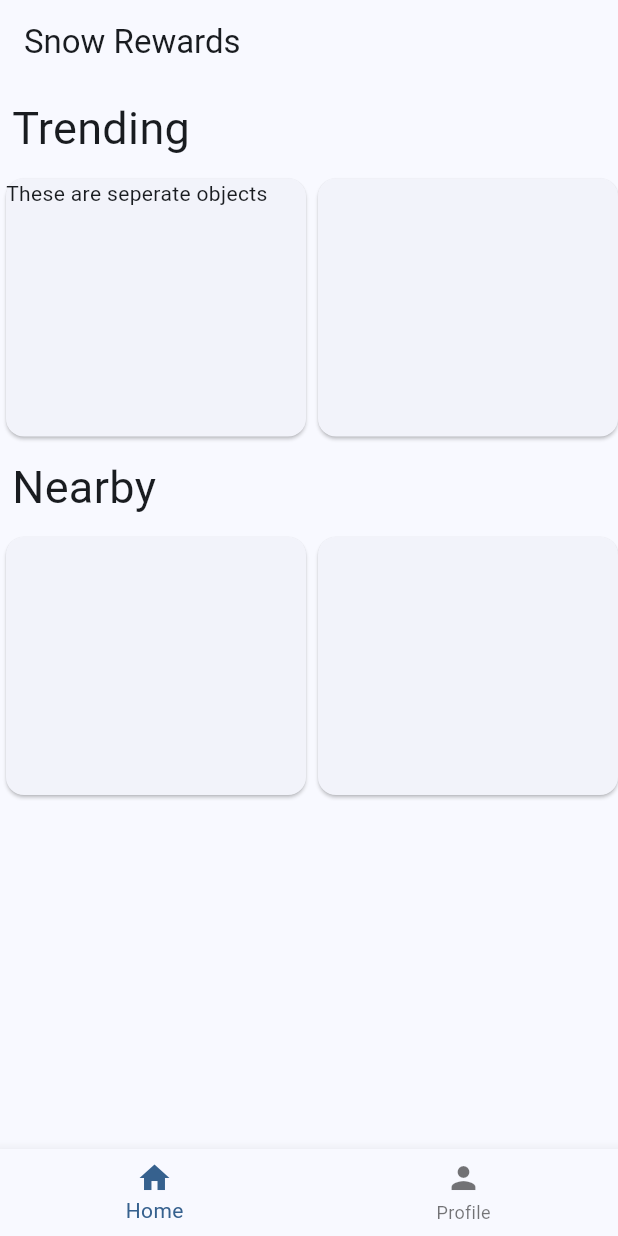
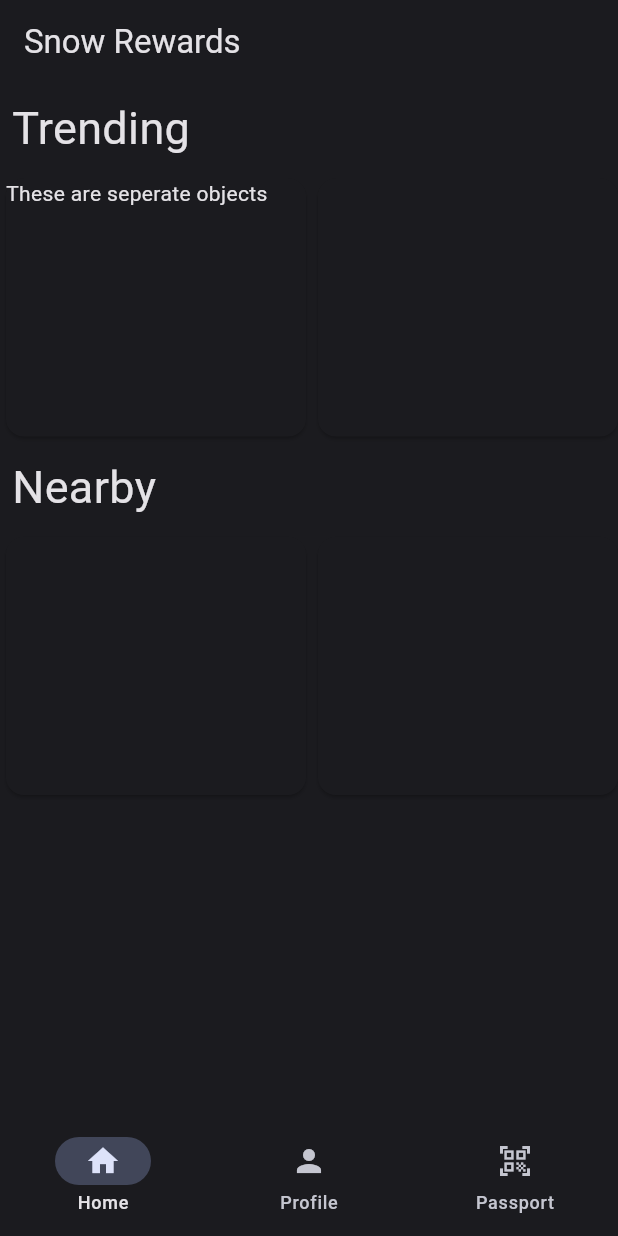
Before and after one commit to tremenditomen/YYCHacks2023, a Flutter app: the screen it shows after launch, on a phone screen of 412 x 824 dp. Run offline on Flutter 3.47's test engine with Material 2 defaults, Android fonts, the phone set to English and light mode, and no system bars.

Commit message:
Scaffolded pages
Added all 4 pages, functionality has yet to be added.

```diff
--- /dev/null
+++ b/frontend_flutter/lib/home_page.dart
@@ -0,0 +1,86 @@
+import 'package:flutter/material.dart';
+import 'package:flutter/src/widgets/framework.dart';
+import 'package:flutter/src/widgets/placeholder.dart';
+
+class HomePage extends StatelessWidget {
+  const HomePage({super.key});
+
+  @override
+  Widget build(BuildContext context) {
+    return ListView(
+      children: [
+        Padding(
+          padding: const EdgeInsets.all(8.0),
+          child: Text(
+            "Trending",
+            style: TextStyle(fontSize: 30),
+          ),
+        ),
+        Container(
+          height: 180,
+          child: ListView(
+            shrinkWrap: true,
+            scrollDirection: Axis.horizontal,
+            children: [
+              Card(
+                child: SizedBox(
+                    width: 200, child: Text("These are seperate objects")),
+              ),
+              Card(
+                child: SizedBox(
+                  width: 200,
+                ),
+              ),
+              Card(
+                child: SizedBox(
+                  width: 200,
+                ),
+              ),
+              Card(
+                child: SizedBox(
+                  width: 200,
+                ),
+              )
+            ],
+          ),
+        ),
+        Padding(
+          padding: const EdgeInsets.all(8.0),
+          child: Text(
+            "Nearby",
+            style: TextStyle(fontSize: 30),
+          ),
+        ),
+        Container(
+          height: 180,
+          child: ListView(
+            shrinkWrap: true,
+            scrollDirection: Axis.horizontal,
+            children: [
+              Card(
+                child: SizedBox(
+                  width: 200,
+                ),
+              ),
+              Card(
+                child: SizedBox(
+                  width: 200,
+                ),
+              ),
+              Card(
+                child: SizedBox(
+                  width: 200,
+                ),
+              ),
+              Card(
+                child: SizedBox(
+                  width: 200,
+                ),
+              )
+            ],
+          ),
+        ),
+      ],
+    );
+  }
+}
--- a/frontend_flutter/lib/main.dart
+++ b/frontend_flutter/lib/main.dart
@@ -1,4 +1,8 @@
 import 'package:flutter/material.dart';
+import 'package:snow_rewards/color_schemes.g.dart';
+import 'package:snow_rewards/home_page.dart';
+import 'package:snow_rewards/passport_page.dart';
+import 'package:snow_rewards/profile_page.dart';
 
 void main() {
   runApp(const MyApp());
@@ -23,117 +27,63 @@ class MyApp extends StatelessWidget {
         // Notice that the counter didn't reset back to zero; the application
         // is not restarted.
         useMaterial3: true,
-        colorScheme: ColorScheme.fromSeed(seedColor: Colors.blue),
+        colorScheme: darkColorScheme,
         primarySwatch: Colors.blue,
       ),
-      home: HomePage(
+      home: Root(
         key: super.key,
       ),
     );
   }
 }
 
-class HomePage extends StatefulWidget {
-  const HomePage({super.key});
+class Root extends StatefulWidget {
+  const Root({super.key});
 
   @override
-  State<HomePage> createState() => _HomePageState();
+  State<Root> createState() => _RootState();
 }
 
-class _HomePageState extends State<HomePage> {
+class _RootState extends State<Root> {
+  int _currentPage = 0;
+
+  List<Widget> _pages = <Widget>[
+    const HomePage(),
+    const ProfilePage(),
+    const PassportPage(),
+  ];
+
+  void onSelectPage(int index) {
+    setState(() {
+      _currentPage = index;
+    });
+  }
+
   @override
   Widget build(BuildContext context) {
     return Scaffold(
       appBar: AppBar(
         title: const Text("Snow Rewards"),
       ),
-      body: ListView(
-        children: [
-          Padding(
-            padding: const EdgeInsets.all(8.0),
-            child: Text(
-              "Trending",
-              style: TextStyle(fontSize: 30),
-            ),
-          ),
-          Container(
-            height: 180,
-            child: ListView(
-              shrinkWrap: true,
-              scrollDirection: Axis.horizontal,
-              children: [
-                Card(
-                  child: SizedBox(
-                      width: 200, child: Text("These are seperate objects")),
-                ),
-                Card(
-                  child: SizedBox(
-                    width: 200,
-                  ),
-                ),
-                Card(
-                  child: SizedBox(
-                    width: 200,
-                  ),
-                ),
-                Card(
-                  child: SizedBox(
-                    width: 200,
-                  ),
-                )
-              ],
-            ),
-          ),
-          Padding(
-            padding: const EdgeInsets.all(8.0),
-            child: Text(
-              "Nearby",
-              style: TextStyle(fontSize: 30),
-            ),
-          ),
-          Container(
-            height: 180,
-            child: ListView(
-              shrinkWrap: true,
-              scrollDirection: Axis.horizontal,
-              children: [
-                Card(
-                  child: SizedBox(
-                    width: 200,
-                  ),
-                ),
-                Card(
-                  child: SizedBox(
-                    width: 200,
-                  ),
-                ),
-                Card(
-                  child: SizedBox(
-                    width: 200,
-                  ),
-                ),
-                Card(
-                  child: SizedBox(
-                    width: 200,
-                  ),
-                )
-              ],
-            ),
-          ),
-        ],
-      ),
-      bottomNavigationBar: BottomNavigationBar(
+      body: _pages.elementAt(_currentPage),
+      bottomNavigationBar: NavigationBar(
         //TODO: Link these to the actual pages
-        items: const [
-          BottomNavigationBarItem(
+        selectedIndex: _currentPage,
+        destinations: const [
+          NavigationDestination(
             icon: Icon(Icons.home),
             label: "Home",
           ),
-          BottomNavigationBarItem(
+          NavigationDestination(
             icon: Icon(Icons.person),
             label: "Profile",
+          ),
+          NavigationDestination(
+            icon: Icon(Icons.qr_code_scanner),
+            label: "Passport",
           )
         ],
+        onDestinationSelected: onSelectPage,
       ),
     );
   }
```
Also changed, not shown: frontend_flutter/lib/passport_page.dart (added, +17 -0 lines), frontend_flutter/lib/profile_page.dart (added, +15 -0 lines), frontend_flutter/lib/color_schemes.g.dart (added), 4 other files.
